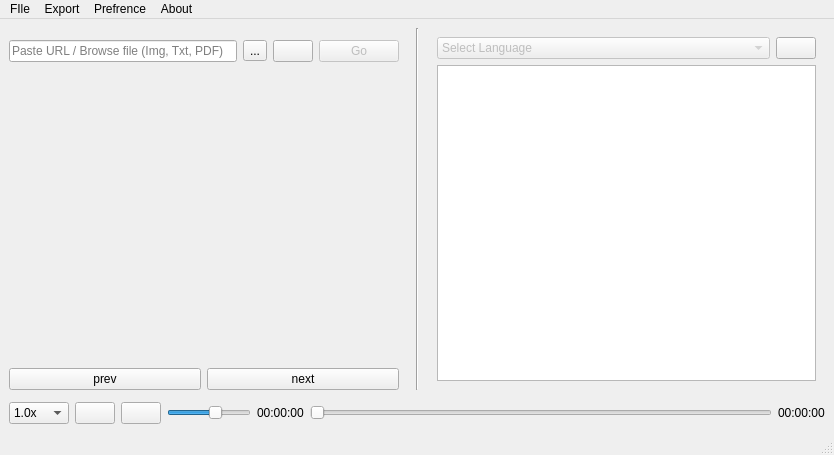
rishabh3354/image2text, file mainwindow.ui: the form before one commit.
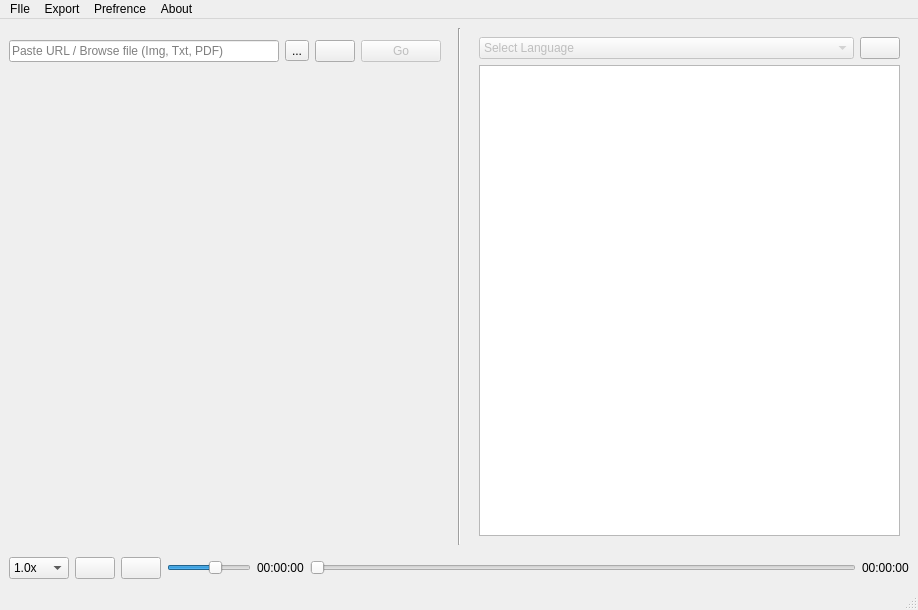
The form after the commit. Icons and pictures are not drawn.

Commit message: placed prev next button and page number lable

What changed in the file:
```diff
--- a/mainwindow.ui
+++ b/mainwindow.ui
@@ -6,8 +6,8 @@
    <rect>
     <x>0</x>
     <y>0</y>
-    <width>834</width>
-    <height>455</height>
+    <width>918</width>
+    <height>610</height>
    </rect>
   </property>
   <property name="focusPolicy">
@@ -17,7 +17,7 @@
    <string>MainWindow</string>
   </property>
   <widget class="QWidget" name="centralwidget">
-   <layout class="QVBoxLayout" name="verticalLayout_3">
+   <layout class="QVBoxLayout" name="verticalLayout_6">
     <item>
      <layout class="QVBoxLayout" name="verticalLayout_13">
       <property name="bottomMargin">
@@ -103,9 +103,164 @@
            </layout>
           </item>
           <item>
-           <widget class="QLabel" name="preview_label">
+           <layout class="QHBoxLayout" name="horizontalLayout_2">
+            <property name="rightMargin">
+             <number>0</number>
+            </property>
+            <property name="bottomMargin">
+             <number>0</number>
+            </property>
+            <item>
+             <layout class="QVBoxLayout" name="verticalLayout_3">
+              <property name="rightMargin">
+               <number>0</number>
+              </property>
+              <item>
+               <spacer name="verticalSpacer_3">
+                <property name="orientation">
+                 <enum>Qt::Vertical</enum>
+                </property>
+                <property name="sizeType">
+                 <enum>QSizePolicy::MinimumExpanding</enum>
+                </property>
+                <property name="sizeHint" stdset="0">
+                 <size>
+                  <width>20</width>
+                  <height>40</height>
+                 </size>
+                </property>
+               </spacer>
+              </item>
+              <item>
+               <widget class="QPushButton" name="prev_button">
+                <property name="sizePolicy">
+                 <sizepolicy hsizetype="Maximum" vsizetype="Fixed">
+                  <horstretch>0</horstretch>
+                  <verstretch>0</verstretch>
+                 </sizepolicy>
+                </property>
+                <property name="toolTip">
+                 <string>Previous slide</string>
+                </property>
+                <property name="styleSheet">
+                 <string notr="true">background:transparent;
+border:none;</string>
+                </property>
+                <property name="text">
+                 <string/>
+                </property>
+                <property name="icon">
+                 <iconset>
+                  <normaloff>asset/arrow-left-circle-line.png</normaloff>asset/arrow-left-circle-line.png</iconset>
+                </property>
+                <property name="iconSize">
+                 <size>
+                  <width>32</width>
+                  <height>32</height>
+                 </size>
+                </property>
+                <property name="shortcut">
+                 <string>Left</string>
+                </property>
+               </widget>
+              </item>
+              <item>
+               <spacer name="verticalSpacer">
+                <property name="orientation">
+                 <enum>Qt::Vertical</enum>
+                </property>
+                <property name="sizeHint" stdset="0">
+                 <size>
+                  <width>20</width>
+                  <height>40</height>
+                 </size>
+                </property>
+               </spacer>
+              </item>
+             </layout>
+            </item>
+            <item>
+             <widget class="QLabel" name="preview_label">
+              <property name="sizePolicy">
+               <sizepolicy hsizetype="MinimumExpanding" vsizetype="Preferred">
+                <horstretch>0</horstretch>
+                <verstretch>0</verstretch>
+               </sizepolicy>
+              </property>
+              <property name="text">
+               <string/>
+              </property>
+              <property name="alignment">
+               <set>Qt::AlignCenter</set>
+              </property>
+             </widget>
+            </item>
+            <item>
+             <layout class="QVBoxLayout" name="verticalLayout_4">
+              <property name="bottomMargin">
+               <number>0</number>
+              </property>
+              <item>
+               <spacer name="verticalSpacer_4">
+                <property name="orientation">
+                 <enum>Qt::Vertical</enum>
+                </property>
+                <property name="sizeHint" stdset="0">
+                 <size>
+                  <width>20</width>
+                  <height>40</height>
+                 </size>
+                </property>
+               </spacer>
+              </item>
+              <item>
+               <widget class="QPushButton" name="next_button">
+                <property name="toolTip">
+                 <string>Next slide</string>
+                </property>
+                <property name="styleSheet">
+                 <string notr="true">background:transparent;
+border:none;</string>
+                </property>
+                <property name="text">
+                 <string/>
+                </property>
+                <property name="icon">
+                 <iconset>
+                  <normaloff>asset/arrow-right-circle-line.png</normaloff>asset/arrow-right-circle-line.png</iconset>
+                </property>
+                <property name="iconSize">
+                 <size>
+                  <width>32</width>
+                  <height>32</height>
+                 </size>
+                </property>
+                <property name="shortcut">
+                 <string>Right</string>
+                </property>
+               </widget>
+              </item>
+              <item>
+               <spacer name="verticalSpacer_2">
+                <property name="orientation">
+                 <enum>Qt::Vertical</enum>
+                </property>
+                <property name="sizeHint" stdset="0">
+                 <size>
+                  <width>20</width>
+                  <height>40</height>
+                 </size>
+                </property>
+               </spacer>
+              </item>
+             </layout>
+            </item>
+           </layout>
+          </item>
+          <item>
+           <widget class="QLabel" name="page_no_label">
             <property name="sizePolicy">
-             <sizepolicy hsizetype="Preferred" vsizetype="Preferred">
+             <sizepolicy hsizetype="MinimumExpanding" vsizetype="Preferred">
               <horstretch>0</horstretch>
               <verstretch>0</verstretch>
              </sizepolicy>
@@ -118,36 +273,6 @@
             </property>
            </widget>
           </item>
-          <item>
-           <layout class="QHBoxLayout" name="horizontalLayout_2">
-            <item>
-             <widget class="QPushButton" name="prev_button">
-              <property name="sizePolicy">
-               <sizepolicy hsizetype="Preferred" vsizetype="Fixed">
-                <horstretch>0</horstretch>
-                <verstretch>0</verstretch>
-               </sizepolicy>
-              </property>
-              <property name="text">
-               <string>prev</string>
-              </property>
-             </widget>
-            </item>
-            <item>
-             <widget class="QPushButton" name="next_button">
-              <property name="sizePolicy">
-               <sizepolicy hsizetype="Preferred" vsizetype="Fixed">
-                <horstretch>0</horstretch>
-                <verstretch>0</verstretch>
-               </sizepolicy>
-              </property>
-              <property name="text">
-               <string>next</string>
-              </property>
-             </widget>
-            </item>
-           </layout>
-          </item>
          </layout>
         </item>
         <item>
@@ -338,6 +463,16 @@
           <property name="text">
            <string/>
           </property>
+          <property name="icon">
+           <iconset>
+            <normaloff>asset/play-line.png</normaloff>asset/play-line.png</iconset>
+          </property>
+          <property name="iconSize">
+           <size>
+            <width>20</width>
+            <height>20</height>
+           </size>
+          </property>
          </widget>
         </item>
         <item>
@@ -345,6 +480,16 @@
           <property name="text">
            <string/>
           </property>
+          <property name="icon">
+           <iconset>
+            <normaloff>asset/stop-line.png</normaloff>asset/stop-line.png</iconset>
+          </property>
+          <property name="iconSize">
+           <size>
+            <width>18</width>
+            <height>18</height>
+           </size>
+          </property>
          </widget>
         </item>
         <item>
@@ -413,7 +558,7 @@
     <rect>
      <x>0</x>
      <y>0</y>
-     <width>834</width>
+     <width>918</width>
      <height>20</height>
     </rect>
    </property>
```
The commit also changes 11 other files.
